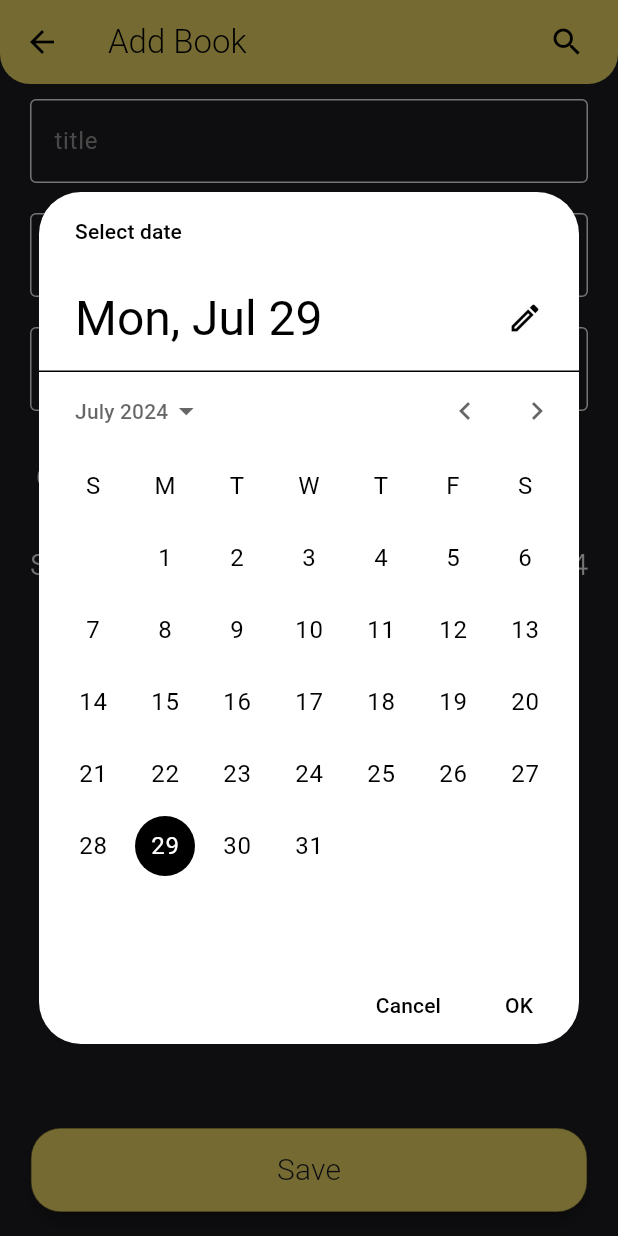
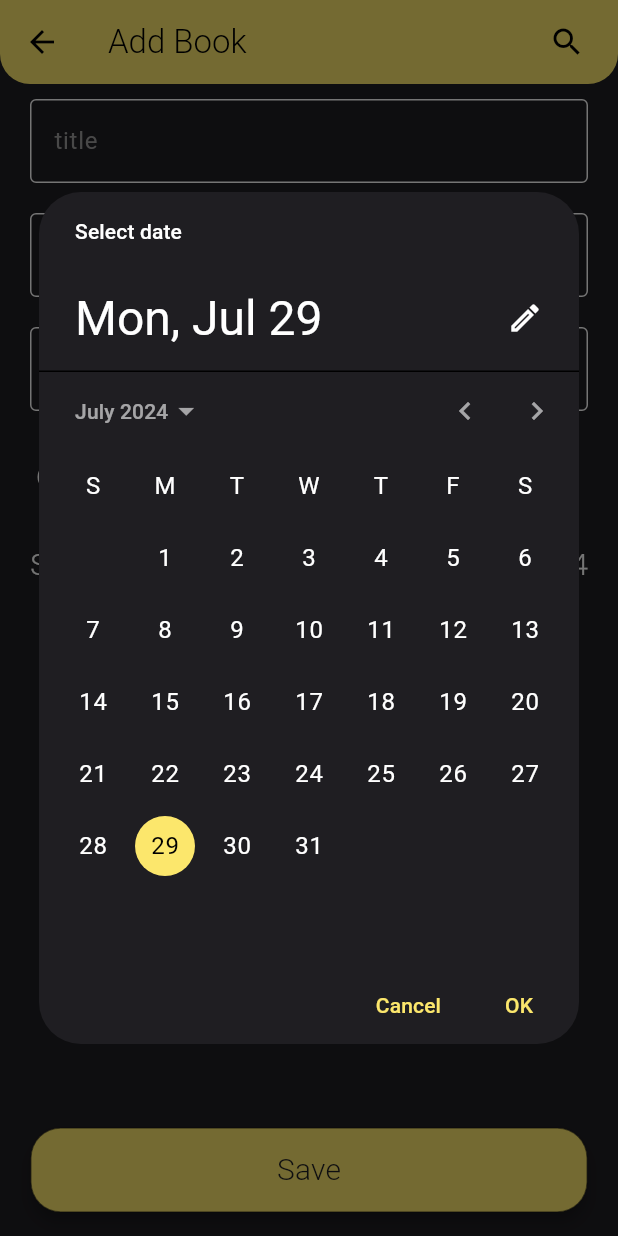
Before and after one commit to ozarski/BookTrackerFlutter, a Flutter app: the AddBookScreen screen opened by its route, after a tap on "Start date:", on a phone screen of 412 x 824 dp. Run offline on Flutter 3.47's test engine with Material 3 defaults, Android fonts, the light colour scheme and no system bars; our stand-ins replace connectivity_plus, dio, file_picker, fluttertoast, sqflite; accounts and stored records are empty.

Commit message:
Date picker theme changes

```diff
--- a/lib/features/books/presentation/widgets/start_date_picker_widget.dart
+++ b/lib/features/books/presentation/widgets/start_date_picker_widget.dart
@@ -43,7 +43,7 @@ class StartDatePickerWidget extends StatelessWidget {
         firstDate: DateTime(2000),
         lastDate: DateTime(2101),
         builder: (BuildContext context, Widget? child) {
-          return datePickerTheme(child!);
+          return datePickerTheme(child!, context);
         },
       );
     } else if (bookModel.book.status == BookStatus.finished) {
@@ -53,21 +53,24 @@ class StartDatePickerWidget extends StatelessWidget {
         firstDate: DateTime(2000),
         lastDate: bookModel.book.finishDate ?? DateTime(2101),
         builder: (BuildContext context, Widget? child) {
-          return datePickerTheme(child!);
+          return datePickerTheme(child!, context);
         },
       );
     }
     return null;
   }
 
-  Theme datePickerTheme(Widget child){
+  Theme datePickerTheme(Widget child, BuildContext context) {
     return Theme(
       data: ThemeData.light().copyWith(
-        colorScheme: const ColorScheme.light(
-          primary: Colors.black,
-          onPrimary: Colors.white,
+        colorScheme: ColorScheme.light(
+          primary: Theme.of(context).colorScheme.primary,
+          onPrimary: Colors.black,
+          surface: Theme.of(context).colorScheme.secondary,
+          onSurface: Colors.white,
         ),
-        dialogBackgroundColor: Colors.white,
+        dialogBackgroundColor: Theme.of(context).colorScheme.secondary,
+        scaffoldBackgroundColor: Theme.of(context).colorScheme.secondary,
       ),
       child: child
     );
```
Also changed, not shown: lib/features/books/presentation/widgets/finish_date_picker_widget.dart (+19 -0 lines), lib/features/search_books/presentation/screens/book_search_screen.dart (+9 -0 lines).
